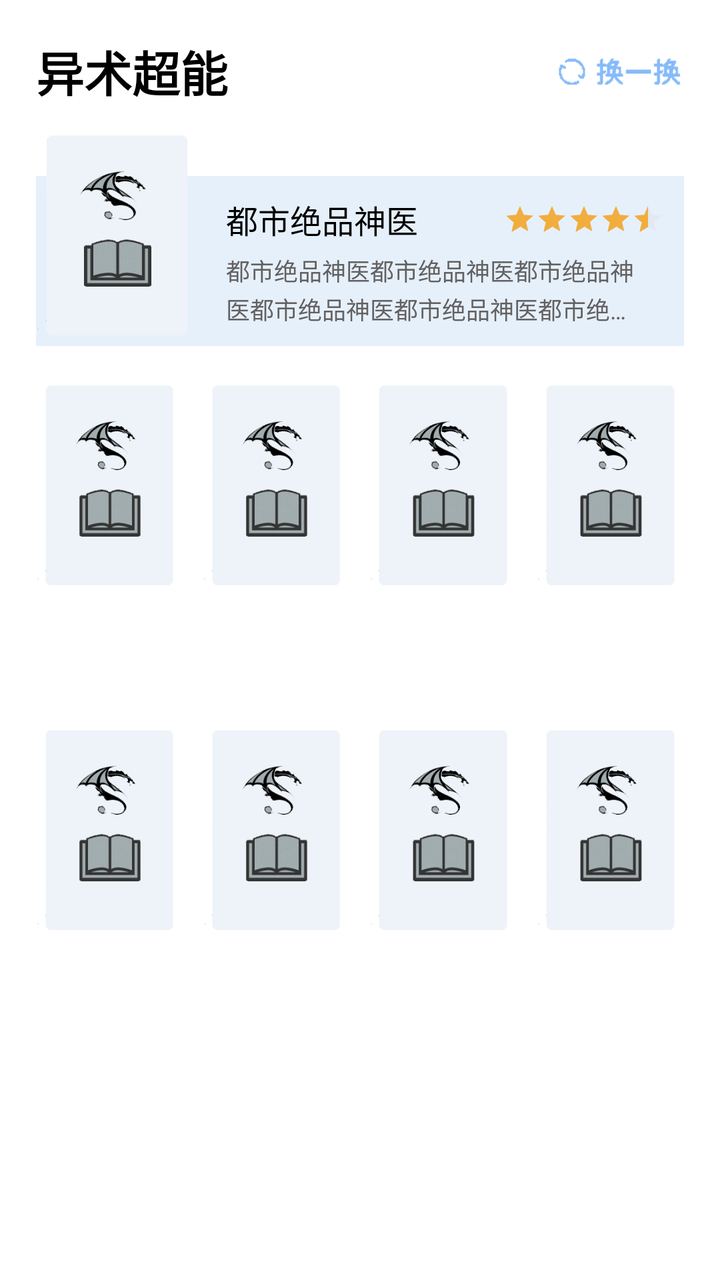
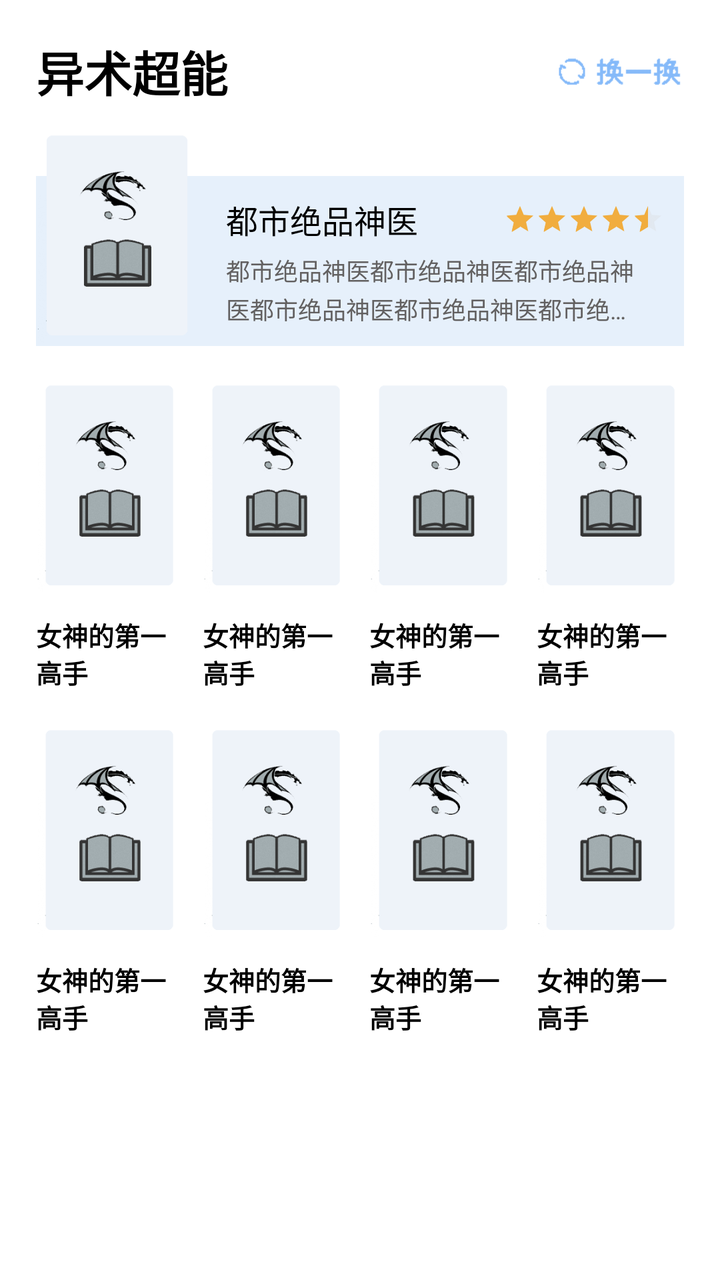

Screens rendered from an Android XML layout before and after an edit, with the pre-edit source and the edit as a unified diff.
<!-- AndroidManifest.xml: application theme Theme.Design.NoActionBar -->
<!-- res/layout/mp_book_man_recycle_item.xml -->
<?xml version="1.0" encoding="utf-8"?>
<LinearLayout xmlns:android="http://schemas.android.com/apk/res/android"
    android:layout_width="match_parent"
    android:layout_height="wrap_content"
    android:background="@color/colorWhite"
    android:fitsSystemWindows="true"
    android:orientation="vertical"
    android:paddingLeft="18dp"
    android:paddingTop="18dp"
    android:paddingRight="18dp">

    <LinearLayout
        android:layout_width="match_parent"
        android:layout_height="wrap_content"
        android:orientation="horizontal">

        <TextView
            android:id="@+id/mp_book_man_content_cardTitle"
            android:layout_width="wrap_content"
            android:layout_height="wrap_content"
            android:layout_weight="1"
            android:text="异术超能"
            android:textColor="@color/black"
            android:textSize="24dp"
            android:textStyle="bold" />

        <ImageView
            android:id="@+id/mp_book_man_content_change"
            android:layout_width="65dp"
            android:layout_height="20dp"
            android:layout_gravity="right|center_vertical"
            android:scaleType="fitXY"
            android:src="@drawable/chang_icon" />
    </LinearLayout>

    <FrameLayout
        android:id="@+id/mz_book_head_container"
        android:layout_width="match_parent"
        android:layout_height="wrap_content"
        android:layout_marginTop="10dp"
        android:orientation="horizontal">

        <LinearLayout
            android:id="@+id/mp_book_info_container"
            android:layout_width="match_parent"
            android:layout_height="wrap_content"
            android:layout_gravity="bottom"
            android:background="#e6f0fb"
            android:orientation="vertical"
            android:paddingLeft="95dp"
            android:paddingTop="10dp"
            android:paddingRight="10dp"
            android:paddingBottom="10dp">

            <FrameLayout
                android:layout_width="match_parent"
                android:layout_height="wrap_content">

                <TextView
                    android:id="@+id/mp_book_man_content_recommend_book_name"
                    android:layout_width="wrap_content"
                    android:layout_height="wrap_content"
                    android:text="都市绝品神医"
                    android:textColor="@color/black"
                    android:textSize="16dp" />

                <RatingBar
                    android:id="@+id/mp_content_card_ratingbar"
                    style="?attr/ratingBarStyleSmall"
                    android:layout_width="wrap_content"
                    android:layout_height="wrap_content"
                    android:layout_gravity="right|center"
                    android:isIndicator="true"
                    android:rating="4.5"
                    android:stepSize="0.01"
                    android:theme="@style/RatingBar_CustomColor" />

            </FrameLayout>

            <TextView
                android:id="@+id/mp_book_man_content_card_bref"
                android:layout_width="wrap_content"
                android:layout_height="wrap_content"
                android:layout_marginTop="5dp"
                android:ellipsize="end"
                android:lineSpacingExtra="2dp"
                android:maxLines="2"
                android:paddingRight="10dp"
                android:text="都市绝品神医都市绝品神医都市绝品神医都市绝品神医都市绝品神医都市绝品神医都市绝品神医都市绝品神医都市绝品神医都市绝品神医都市绝品神医都市绝品神医都市绝品神医都市绝品神医"
                android:textColor="#636161"
                android:textSize="12dp" />

        </LinearLayout>

        <ImageView
            android:id="@+id/mp_book_man_content_recommend_image"
            android:layout_width="81dp"
            android:layout_height="110dp"
            android:background="@drawable/img_cover_default_circle_1"
            android:scaleType="fitXY" />
    </FrameLayout>

    <LinearLayout
        android:layout_width="match_parent"
        android:layout_height="wrap_content"
        android:layout_marginTop="15dp"
        android:orientation="horizontal">

        <LinearLayout
            android:id="@+id/mp_book_man_content_Layout_1"
            android:layout_width="0dp"
            android:layout_height="wrap_content"
            android:layout_weight="1"
            android:orientation="vertical">

            <ImageView
                android:id="@+id/mp_book_man_content_Layout_1_image"
                android:layout_width="match_parent"
                android:layout_height="110dp"
                android:background="@drawable/img_cover_default_circle_1"
                android:scaleType="fitXY" />

            <TextView
                android:id="@+id/mp_book_man_content_Layout_1_text"
                android:layout_width="wrap_content"
                android:layout_height="wrap_content"
                android:layout_marginTop="10dp"
                android:ellipsize="end"
                android:maxLines="2"
                android:text="女神的第一高手"
                android:textSize="13dp"
                android:textStyle="bold" />
        </LinearLayout>

        <LinearLayout
            android:id="@+id/mp_book_man_content_Layout_2"
            android:layout_width="0dp"
            android:layout_height="wrap_content"
            android:layout_marginLeft="10dp"
            android:layout_weight="1"
            android:orientation="vertical">

            <ImageView
                android:id="@+id/mp_book_man_content_Layout_2_image"
                android:layout_width="wrap_content"
                android:layout_height="110dp"
                android:background="@drawable/img_cover_default_circle_1"
                android:scaleType="fitXY" />

            <TextView
                android:id="@+id/mp_book_man_content_Layout_2_text"
                android:layout_width="wrap_content"
                android:layout_height="wrap_content"
                android:layout_marginTop="10dp"
                android:ellipsize="end"
                android:maxLines="2"
                android:text="女神的第一高手"
                android:textSize="13dp"
                android:textStyle="bold" />
        </LinearLayout>

        <LinearLayout
            android:id="@+id/mp_book_man_content_Layout_3"
            android:layout_width="0dp"
            android:layout_height="wrap_content"
            android:layout_marginLeft="10dp"
            android:layout_weight="1"

            android:orientation="vertical">

            <ImageView
                android:id="@+id/mp_book_man_content_Layout_3_image"
                android:layout_width="wrap_content"
                android:layout_height="110dp"
                android:background="@drawable/img_cover_default_circle_1"
                android:scaleType="fitXY" />

            <TextView
                android:id="@+id/mp_book_man_content_Layout_3_text"
                android:layout_width="wrap_content"
                android:layout_height="wrap_content"
                android:layout_marginTop="10dp"
                android:ellipsize="end"
                android:maxLines="2"
                android:text="女神的第一高手"
                android:textSize="13dp"
                android:textStyle="bold" />
        </LinearLayout>

        <LinearLayout
            android:id="@+id/mp_book_man_content_Layout_4"
            android:layout_width="0dp"
            android:layout_height="wrap_content"
            android:layout_marginLeft="10dp"

            android:layout_weight="1"
            android:orientation="vertical">

            <ImageView
                android:id="@+id/mp_book_man_content_Layout_4_image"
                android:layout_width="wrap_content"
                android:layout_height="110dp"
                android:background="@drawable/img_cover_default_circle_1"
                android:scaleType="fitXY" />

            <TextView
                android:id="@+id/mp_book_man_content_Layout_4_text"
                android:layout_width="wrap_content"
                android:layout_height="wrap_content"
                android:layout_marginTop="10dp"
                android:ellipsize="end"
                android:maxLines="2"
                android:text="女神的第一高手"
                android:textSize="13dp"
                android:textStyle="bold" />
        </LinearLayout>

    </LinearLayout>

    <LinearLayout
        android:layout_width="match_parent"
        android:layout_height="wrap_content"
        android:layout_marginTop="15dp"
        android:orientation="horizontal">

        <LinearLayout
            android:id="@+id/mp_book_man_content_Layout_5"
            android:layout_width="0dp"
            android:layout_height="wrap_content"
            android:layout_weight="1"
            android:orientation="vertical">

            <ImageView
                android:id="@+id/mp_book_man_content_Layout_5_image"
                android:layout_width="match_parent"
                android:layout_height="110dp"
                android:background="@drawable/img_cover_default_circle_1"
                android:scaleType="fitXY" />

            <TextView
                android:id="@+id/mp_book_man_content_Layout_5_text"
                android:layout_width="wrap_content"
                android:layout_height="wrap_content"
                android:layout_marginTop="10dp"
                android:ellipsize="end"
                android:maxLines="2"
                android:text="女神的第一高手"
                android:textSize="13dp"
                android:textStyle="bold" />
        </LinearLayout>

        <LinearLayout
            android:id="@+id/mp_book_man_content_Layout_6"
            android:layout_width="0dp"
            android:layout_height="wrap_content"
            android:layout_marginLeft="10dp"
            android:layout_weight="1"
            android:orientation="vertical">

            <ImageView
                android:id="@+id/mp_book_man_content_Layout_6_image"
                android:layout_width="wrap_content"
                android:layout_height="110dp"
                android:background="@drawable/img_cover_default_circle_1"
                android:scaleType="fitXY" />

            <TextView
                android:id="@+id/mp_book_man_content_Layout_6_text"
                android:layout_width="wrap_content"
                android:layout_height="wrap_content"
                android:layout_marginTop="10dp"
                android:ellipsize="end"
                android:maxLines="2"
                android:text="女神的第一高手"
                android:textSize="13dp"
                android:textStyle="bold" />
        </LinearLayout>

        <LinearLayout
            android:id="@+id/mp_book_man_content_Layout_7"
            android:layout_width="0dp"
            android:layout_height="wrap_content"
            android:layout_marginLeft="10dp"
            android:layout_weight="1"

            android:orientation="vertical">

            <ImageView
                android:id="@+id/mp_book_man_content_Layout_7_image"
                android:layout_width="wrap_content"
                android:layout_height="110dp"
                android:background="@drawable/img_cover_default_circle_1"
                android:scaleType="fitXY" />

            <TextView
                android:id="@+id/mp_book_man_content_Layout_7_text"
                android:layout_width="wrap_content"
                android:layout_height="wrap_content"
                android:layout_marginTop="10dp"
                android:ellipsize="end"
                android:maxLines="2"
                android:text="女神的第一高手"
                android:textSize="13dp"
                android:textStyle="bold" />
        </LinearLayout>

        <LinearLayout
            android:id="@+id/mp_book_man_content_Layout_8"
            android:layout_width="0dp"
            android:layout_height="wrap_content"
            android:layout_marginLeft="10dp"

            android:layout_weight="1"
            android:orientation="vertical">

            <ImageView
                android:id="@+id/mp_book_man_content_Layout_8_image"
                android:layout_width="wrap_content"
                android:layout_height="110dp"
                android:background="@drawable/img_cover_default_circle_1"
                android:scaleType="fitXY" />

            <TextView
                android:id="@+id/mp_book_man_content_Layout_8_text"
                android:layout_width="wrap_content"
                android:layout_height="wrap_content"
                android:layout_marginTop="10dp"
                android:ellipsize="end"
                android:maxLines="2"
                android:text="女神的第一高手"
                android:textSize="13dp"
                android:textStyle="bold" />
        </LinearLayout>

    </LinearLayout>


</LinearLayout>
<!-- resources referenced by this layout -->
<resources>
  <color name="black">#000000</color>
  <color name="colorWhite">#FFFFFFFF</color>
  <!-- drawable chang_icon: png bitmap (drawable-xxhdpi, 4088 bytes) -->
  <!-- drawable img_cover_default_circle_1: png bitmap (drawable-xxhdpi, 13499 bytes) -->
  <style name="RatingBar_CustomColor" parent="@android:style/Widget.Holo.RatingBar.Indicator">
          
          <item name="colorControlNormal">#D7D7D7</item>
          
          <item name="colorControlActivated">#F1AD3E</item>
      </style>
</resources>

<!-- the commit's change to res/layout/mp_book_man_recycle_item.xml (unified diff, before → after) -->
@@ -127,6 +127,8 @@
                 android:layout_marginTop="10dp"
                 android:ellipsize="end"
                 android:maxLines="2"
+                android:textColor="@color/black"
+
                 android:text="女神的第一高手"
                 android:textSize="13dp"
                 android:textStyle="bold" />
@@ -155,6 +157,8 @@
                 android:ellipsize="end"
                 android:maxLines="2"
                 android:text="女神的第一高手"
+                android:textColor="@color/black"
+
                 android:textSize="13dp"
                 android:textStyle="bold" />
         </LinearLayout>
@@ -184,6 +188,8 @@
                 android:maxLines="2"
                 android:text="女神的第一高手"
                 android:textSize="13dp"
+                android:textColor="@color/black"
+
                 android:textStyle="bold" />
         </LinearLayout>
 
@@ -211,6 +217,8 @@
                 android:ellipsize="end"
                 android:maxLines="2"
                 android:text="女神的第一高手"
+                android:textColor="@color/black"
+
                 android:textSize="13dp"
                 android:textStyle="bold" />
         </LinearLayout>
@@ -246,6 +254,8 @@
                 android:maxLines="2"
                 android:text="女神的第一高手"
                 android:textSize="13dp"
+                android:textColor="@color/black"
+
                 android:textStyle="bold" />
         </LinearLayout>
 
@@ -273,6 +283,8 @@
                 android:maxLines="2"
                 android:text="女神的第一高手"
                 android:textSize="13dp"
+                android:textColor="@color/black"
+
                 android:textStyle="bold" />
         </LinearLayout>
 
@@ -301,6 +313,8 @@
                 android:maxLines="2"
                 android:text="女神的第一高手"
                 android:textSize="13dp"
+                android:textColor="@color/black"
+
                 android:textStyle="bold" />
         </LinearLayout>
 
@@ -329,6 +343,8 @@
                 android:maxLines="2"
                 android:text="女神的第一高手"
                 android:textSize="13dp"
+                android:textColor="@color/black"
+
                 android:textStyle="bold" />
         </LinearLayout>
 
